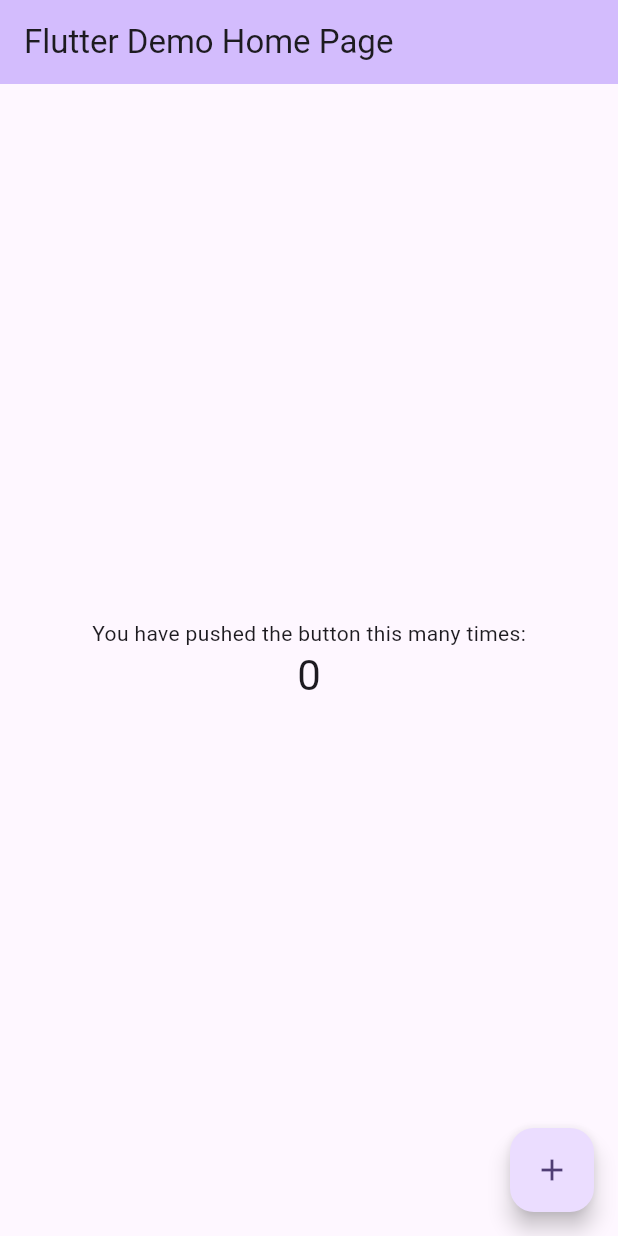
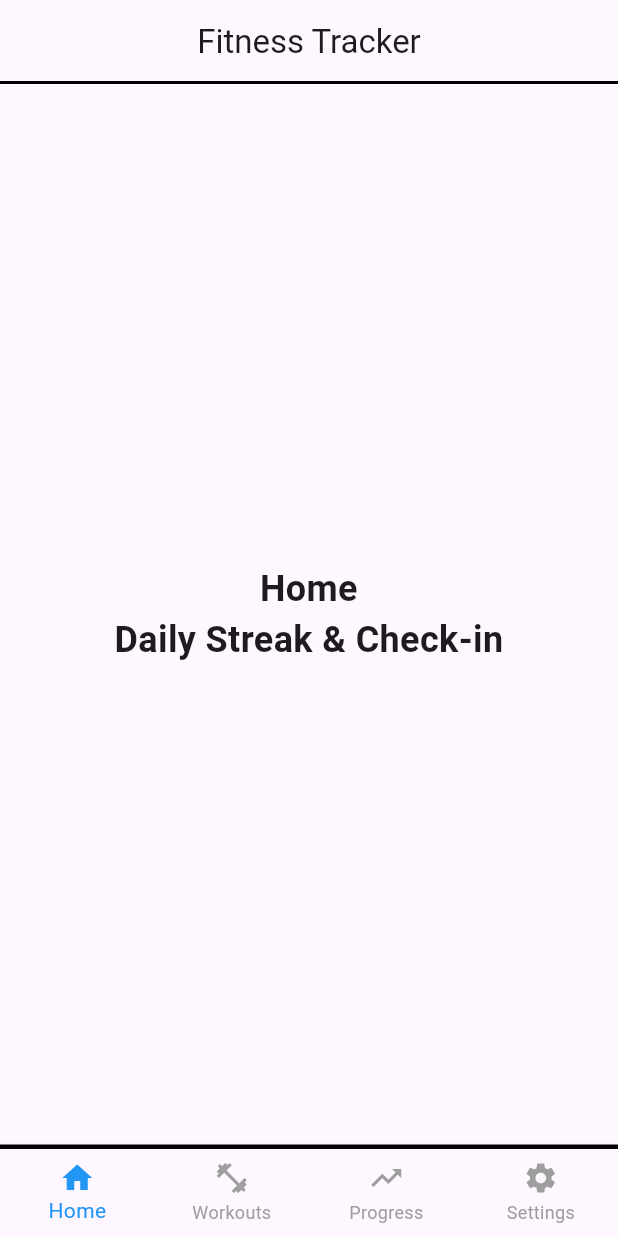
Before and after one commit to Superjzz12138/SocialAnxiTeam_Project1, a Flutter app: the screen it shows after launch, on a phone screen of 412 x 824 dp. Run offline on Flutter 3.47's test engine with Material 3 defaults, Android fonts, the phone set to English and light mode, and no system bars.

Commit message:
Implement main tab bars and add theme toggle function

```diff
--- a/lib/main.dart
+++ b/lib/main.dart
@@ -1,121 +1,193 @@
 import 'package:flutter/material.dart';
+import 'package:provider/provider.dart';
 
 void main() {
-  runApp(const MyApp());
+  runApp(
+    ChangeNotifierProvider(
+      create: (_) => ThemeProvider(),
+      child: const MyApp(),
+    ),
+  );
 }
 
+//Theme Provider
+class ThemeProvider extends ChangeNotifier {
+  ThemeMode _themeMode = ThemeMode.light;
+
+  ThemeMode get themeMode => _themeMode;
+
+  void toggleTheme() {
+    _themeMode = _themeMode == ThemeMode.light ? ThemeMode.dark : ThemeMode.light;
+    notifyListeners();
+  }
+}
+
+//Main App
 class MyApp extends StatelessWidget {
   const MyApp({super.key});
 
-  // This widget is the root of your application.
   @override
   Widget build(BuildContext context) {
-    return MaterialApp(
-      title: 'Flutter Demo',
-      theme: ThemeData(
-        // This is the theme of your application.
-        //
-        // TRY THIS: Try running your application with "flutter run". You'll see
-        // the application has a purple toolbar. Then, without quitting the app,
-        // try changing the seedColor in the colorScheme below to Colors.green
-        // and then invoke "hot reload" (save your changes or press the "hot
-        // reload" button in a Flutter-supported IDE, or press "r" if you used
-        // the command line to start the app).
-        //
-        // Notice that the counter didn't reset back to zero; the application
-        // state is not lost during the reload. To reset the state, use hot
-        // restart instead.
-        //
-        // This works for code too, not just values: Most code changes can be
-        // tested with just a hot reload.
-        colorScheme: .fromSeed(seedColor: Colors.deepPurple),
-      ),
-      home: const MyHomePage(title: 'Flutter Demo Home Page'),
+    return Consumer<ThemeProvider>(
+      builder: (context, themeProvider, child) {
+        return MaterialApp(
+          title: 'Fitness Tracker',
+          debugShowCheckedModeBanner: false,
+          theme: ThemeData.light(useMaterial3: true),
+          darkTheme: ThemeData.dark(useMaterial3: true),
+          themeMode: themeProvider.themeMode,
+          home: const MainScreen(),
+        );
+      },
     );
   }
 }
 
-class MyHomePage extends StatefulWidget {
-  const MyHomePage({super.key, required this.title});
-
-  // This widget is the home page of your application. It is stateful, meaning
-  // that it has a State object (defined below) that contains fields that affect
-  // how it looks.
-
-  // This class is the configuration for the state. It holds the values (in this
-  // case the title) provided by the parent (in this case the App widget) and
-  // used by the build method of the State. Fields in a Widget subclass are
-  // always marked "final".
-
-  final String title;
+//Main Screen with Bottom Tabs
+class MainScreen extends StatefulWidget {
+  const MainScreen({super.key});
 
   @override
-  State<MyHomePage> createState() => _MyHomePageState();
+  State<MainScreen> createState() => _MainScreenState();
 }
 
-class _MyHomePageState extends State<MyHomePage> {
-  int _counter = 0;
+class _MainScreenState extends State<MainScreen> {
+  int _currentIndex = 0;
 
-  void _incrementCounter() {
-    setState(() {
-      // This call to setState tells the Flutter framework that something has
-      // changed in this State, which causes it to rerun the build method below
-      // so that the display can reflect the updated values. If we changed
-      // _counter without calling setState(), then the build method would not be
-      // called again, and so nothing would appear to happen.
-      _counter++;
-    });
-  }
+  final List<Widget> _pages = const [
+    HomeTab(),
+    WorkoutsTab(),
+    ProgressTab(),
+    SettingsTab(),
+  ];
 
   @override
   Widget build(BuildContext context) {
-    // This method is rerun every time setState is called, for instance as done
-    // by the _incrementCounter method above.
-    //
-    // The Flutter framework has been optimized to make rerunning build methods
-    // fast, so that you can just rebuild anything that needs updating rather
-    // than having to individually change instances of widgets.
     return Scaffold(
       appBar: AppBar(
-        // TRY THIS: Try changing the color here to a specific color (to
-        // Colors.amber, perhaps?) and trigger a hot reload to see the AppBar
-        // change color while the other colors stay the same.
-        backgroundColor: Theme.of(context).colorScheme.inversePrimary,
-        // Here we take the value from the MyHomePage object that was created by
-        // the App.build method, and use it to set our appbar title.
-        title: Text(widget.title),
+        title: const Text('Fitness Tracker'),
+        centerTitle: true,
+        shape: Border(bottom: BorderSide(color: Colors.black, width: 2.0) // tottom black border
+        ),
       ),
-      body: Center(
-        // Center is a layout widget. It takes a single child and positions it
-        // in the middle of the parent.
-        child: Column(
-          // Column is also a layout widget. It takes a list of children and
-          // arranges them vertically. By default, it sizes itself to fit its
-          // children horizontally, and tries to be as tall as its parent.
-          //
-          // Column has various properties to control how it sizes itself and
-          // how it positions its children. Here we use mainAxisAlignment to
-          // center the children vertically; the main axis here is the vertical
-          // axis because Columns are vertical (the cross axis would be
-          // horizontal).
-          //
-          // TRY THIS: Invoke "debug painting" (choose the "Toggle Debug Paint"
-          // action in the IDE, or press "p" in the console), to see the
-          // wireframe for each widget.
-          mainAxisAlignment: .center,
-          children: [
-            const Text('You have pushed the button this many times:'),
-            Text(
-              '$_counter',
-              style: Theme.of(context).textTheme.headlineMedium,
+      body: _pages[_currentIndex],
+      bottomNavigationBar: Container(
+        decoration: const BoxDecoration(
+          border: Border(
+            top: BorderSide(color: Colors.black, width: 3.0), // top black border
+          ),
+        ),
+        child: BottomNavigationBar(
+          currentIndex: _currentIndex,
+          onTap: (index) => setState(() => _currentIndex = index),
+          type: BottomNavigationBarType.fixed,
+          backgroundColor: Theme.of(context).scaffoldBackgroundColor,
+          selectedItemColor: Colors.blue,
+          unselectedItemColor: Colors.grey,
+          showUnselectedLabels: true,
+          items: const [                  // const tabs at the bottom
+            BottomNavigationBarItem(
+              icon: Icon(Icons.home),
+              label: 'Home',
+            ),
+            BottomNavigationBarItem(
+              icon: Icon(Icons.fitness_center),
+              label: 'Workouts',
+            ),
+            BottomNavigationBarItem(
+              icon: Icon(Icons.trending_up),
+              label: 'Progress',
+            ),
+            BottomNavigationBarItem(
+              icon: Icon(Icons.settings),
+              label: 'Settings',
             ),
           ],
         ),
       ),
-      floatingActionButton: FloatingActionButton(
-        onPressed: _incrementCounter,
-        tooltip: 'Increment',
-        child: const Icon(Icons.add),
+    );
+  }
+}
+
+//Const Contents of Each Tabs
+class HomeTab extends StatelessWidget {
+  const HomeTab({super.key});
+  @override
+  Widget build(BuildContext context) => const Center(
+        child: Text('Home\nDaily Streak & Check-in',
+            style: TextStyle(fontSize: 24, fontWeight: FontWeight.bold),
+            textAlign: TextAlign.center),
+      );
+}
+
+class WorkoutsTab extends StatelessWidget {
+  const WorkoutsTab({super.key});
+  @override
+  Widget build(BuildContext context) => const Center(
+        child: Text('Workouts\nCreate & Manage Plans',
+            style: TextStyle(fontSize: 24, fontWeight: FontWeight.bold),
+            textAlign: TextAlign.center),
+      );
+}
+
+class ProgressTab extends StatelessWidget {
+  const ProgressTab({super.key});
+  @override
+  Widget build(BuildContext context) => const Center(
+        child: Text('Progress\nCharts & Statistics',
+            style: TextStyle(fontSize: 24, fontWeight: FontWeight.bold),
+            textAlign: TextAlign.center),
+      );
+}
+
+class SettingsTab extends StatelessWidget {
+  const SettingsTab({super.key});
+
+  @override
+  Widget build(BuildContext context) {
+    final themeProvider = Provider.of<ThemeProvider>(context);
+
+    return Padding(
+      padding: const EdgeInsets.all(20.0),
+      child: Column(
+        crossAxisAlignment: CrossAxisAlignment.start,
+        children: [
+          const Text(
+            'Settings',
+            style: TextStyle(fontSize: 28, fontWeight: FontWeight.bold),
+          ),
+          const SizedBox(height: 40),
+
+          // Dark Mode Switch
+          Row(
+            mainAxisAlignment: MainAxisAlignment.spaceBetween,
+            children: [
+              const Text('Dark Mode', style: TextStyle(fontSize: 20)),
+              Switch(
+                value: themeProvider.themeMode == ThemeMode.dark,
+                onChanged: (value) => themeProvider.toggleTheme(),
+                activeColor: Colors.blue,
+              ),
+            ],
+          ),
+
+          const Divider(height: 50),
+
+
+          // Data Export Function
+          const ListTile(
+            leading: Icon(Icons.file_download_outlined),
+            title: Text('Export Workout Data'),
+            trailing: Icon(Icons.arrow_forward_ios),
+          ),
+
+          // Biometric Login Switch
+          const ListTile(
+            leading: Icon(Icons.fingerprint),
+            title: Text('Enable Biometric Login'),
+            trailing: Icon(Icons.arrow_forward_ios),
+          ),
+        ],
       ),
     );
   }
```
Also changed, not shown: 3 other files.
